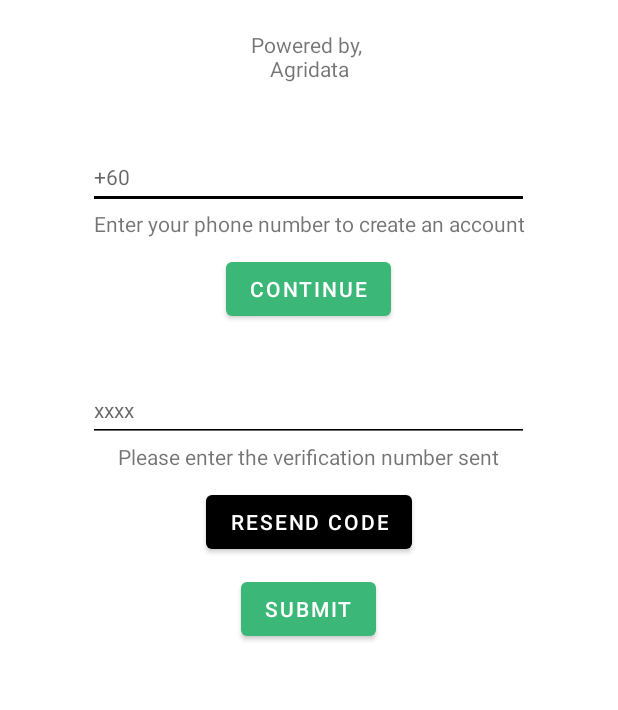
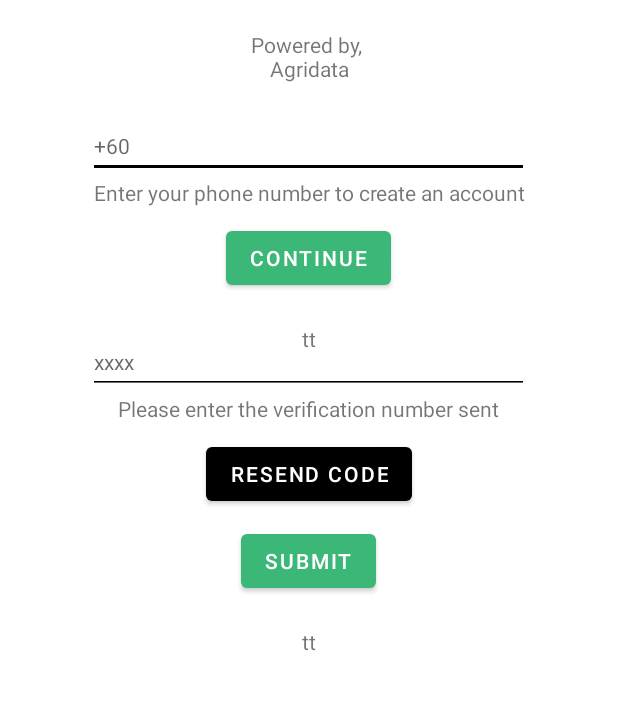
Before and after one commit to EddyUMS/StartAGB, an Android app: the layout farmer_login_pg.xml on its own in the app's theme, with its tools: preview values and no code run, on a phone screen of 412 x 824 dp, the part 410-1120 px from its top. Run offline under Robolectric (Android 15) with nearby library versions, the phone set to English and light mode, and no system bars.

Commit message:
3/11/2022 3:43am commit

```diff
--- a/app/src/main/res/layout/farmer_login_pg.xml
+++ b/app/src/main/res/layout/farmer_login_pg.xml
@@ -150,6 +150,18 @@
             android:layout_marginTop="10dp"
             android:text="Continue"
             app:backgroundTint="#3BB777" />
+
+        <TextView
+            android:id="@+id/NumErrorMsg"
+            android:layout_width="wrap_content"
+            android:layout_height="wrap_content"
+            android:layout_gravity="center_horizontal"
+            android:text="tt"
+            android:layout_marginLeft="10dp"
+            android:layout_marginRight="10dp"
+            android:layout_marginTop="20dp"
+            android:textAlignment="center" />
+
     </LinearLayout>
 
     <LinearLayout
@@ -198,6 +210,16 @@
             android:layout_marginTop="10dp"
             android:text="Submit"
             app:backgroundTint="#3BB777" />
+        <TextView
+            android:id="@+id/CodeErrorMsg"
+            android:layout_width="wrap_content"
+            android:layout_height="wrap_content"
+            android:layout_gravity="center_horizontal"
+            android:text="tt"
+            android:layout_marginLeft="10dp"
+            android:layout_marginRight="10dp"
+            android:layout_marginTop="20dp"
+            android:textAlignment="center" />
 
 
     </LinearLayout>
```
Also changed, not shown: app/src/main/AndroidManifest.xml (+7 -0 lines), app/src/main/java/com/startagb/startagb/FarmerHome.java (added, +52 -0 lines), app/src/main/java/com/startagb/startagb/MainActivity2.java (+29 -7 lines), app/src/main/res/layout/activity_farmer_home.xml (added, +46 -0 lines).
